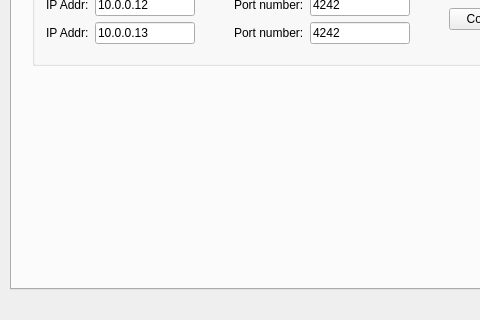
This is mainwindow.ui in bwJeong/ArchonCommInspectionSW as Qt 5 draws it before an edit; both pictures show x 0 to 480 and y 191 to 511 of the 1100 by 511 pixel window. The edited form follows.
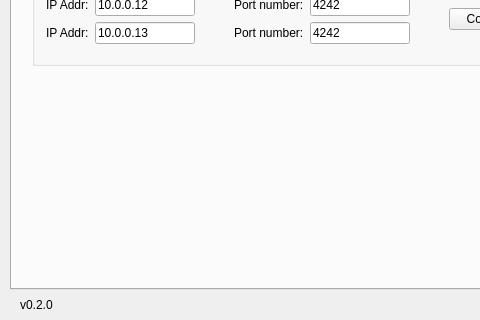
This is the edited form.

Patch:
```diff
--- a/mainwindow.ui
+++ b/mainwindow.ui
@@ -954,6 +954,22 @@
      <set>Qt::AlignRight|Qt::AlignTrailing|Qt::AlignVCenter</set>
     </property>
    </widget>
+   <widget class="QLabel" name="label_11">
+    <property name="geometry">
+     <rect>
+      <x>20</x>
+      <y>480</y>
+      <width>41</width>
+      <height>31</height>
+     </rect>
+    </property>
+    <property name="text">
+     <string>v0.2.0</string>
+    </property>
+    <property name="alignment">
+     <set>Qt::AlignLeading|Qt::AlignLeft|Qt::AlignVCenter</set>
+    </property>
+   </widget>
   </widget>
  </widget>
  <layoutdefault spacing="6" margin="11"/>
```
